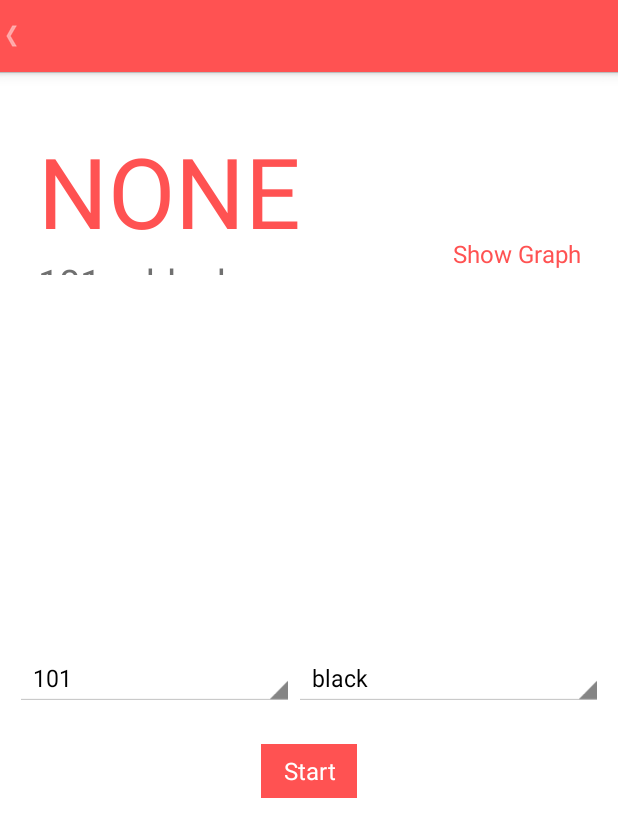
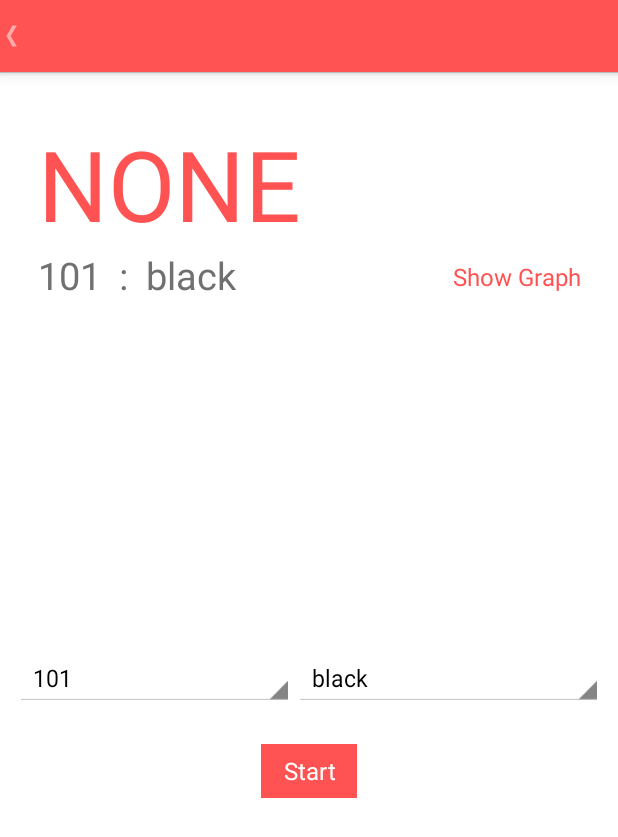
Before and after one commit to hyunhye/AttentionDS, an Android app: the MainActivity screen opened directly, with no data from a screen before it, on a phone screen of 412 x 824 dp. Shown: the top 837 px of the screen. Run offline under Robolectric (Android 15) with nearby library versions, the phone set to English and light mode, and no system bars; libraries missing offline, so code that uses them is left out: com.neurosky.connection; 6 statements that could not run were skipped.

Commit message:
레이아웃 변경, 디바이스 찾기 시 시작 안하기, GSR 1초마다 서버로 전송

```diff
--- a/app/src/main/res/layout/activity_main.xml
+++ b/app/src/main/res/layout/activity_main.xml
@@ -30,13 +30,13 @@
 
         <RelativeLayout
             android:layout_width="match_parent"
-            android:layout_height="130dp"
+            android:layout_height="145dp"
             android:background="#00000000">
 
             <LinearLayout
                 android:layout_width="wrap_content"
                 android:layout_height="wrap_content"
-                android:layout_marginTop="20dp"
+                android:layout_marginTop="15dp"
                 android:background="#00000000"
                 android:gravity="bottom"
                 android:orientation="vertical">
```
Also changed, not shown: app/src/main/java/com/neurosky/mindwavemobiledemo/NeuroskyActivity.java (+7 -3 lines).
